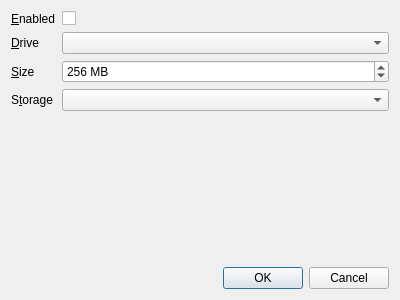
martin-kudlicka/ram-disk, file source/ramdiskdialog.ui: the form before one commit.
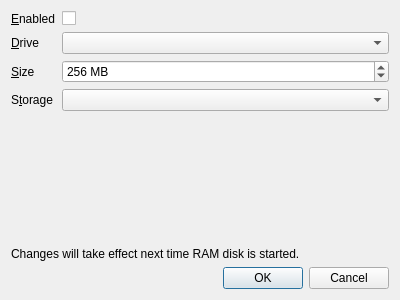
The form after the commit.

Commit message: + show notice when RAM disk is running

The edit to the form file:
```diff
--- a/source/ramdiskdialog.ui
+++ b/source/ramdiskdialog.ui
@@ -87,6 +87,26 @@
      </item>
     </layout>
    </item>
+   <item>
+    <spacer name="verticalSpacer">
+     <property name="orientation">
+      <enum>Qt::Vertical</enum>
+     </property>
+     <property name="sizeHint" stdset="0">
+      <size>
+       <width>20</width>
+       <height>40</height>
+      </size>
+     </property>
+    </spacer>
+   </item>
+   <item>
+    <widget class="QLabel" name="changesNotice">
+     <property name="text">
+      <string>Changes will take effect next time RAM disk is started.</string>
+     </property>
+    </widget>
+   </item>
    <item>
     <widget class="QDialogButtonBox" name="buttonBox">
      <property name="orientation">
```
The commit also changes 1 other file.
